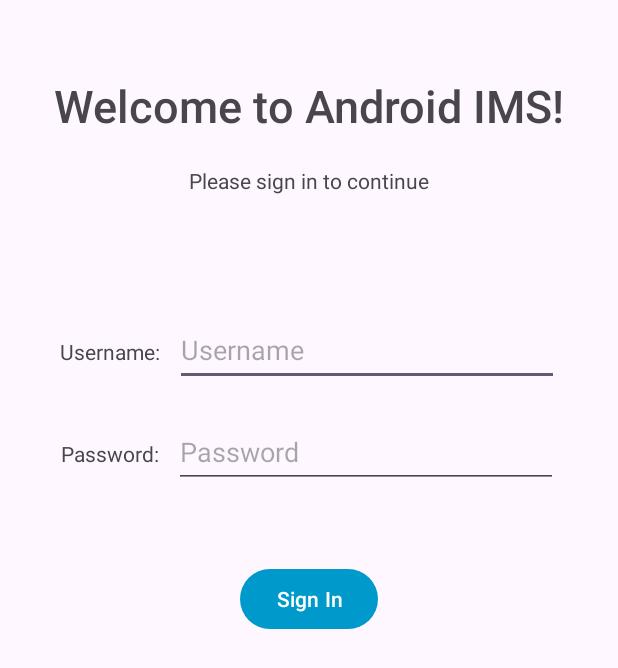
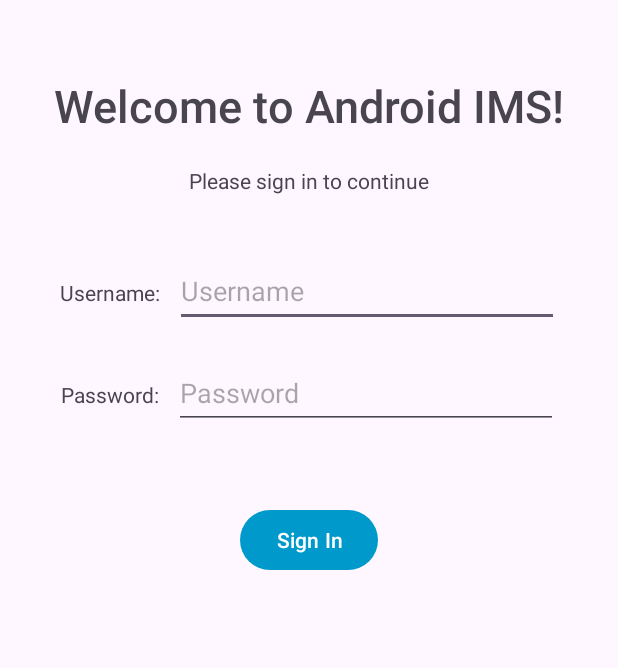
Before and after one commit to TechyScientist/InventorySystem-Android, an Android app: the layout activity_main.xml on its own in the app's theme, with its tools: preview values and no code run, on a phone screen of 412 x 824 dp. Shown: the top 668 px of the screen. Run offline under Robolectric (Android 15) with nearby library versions, the phone set to English and light mode, and no system bars.

Commit message:
Make error text red and not showing by default

```diff
--- a/app/src/main/res/layout/activity_main.xml
+++ b/app/src/main/res/layout/activity_main.xml
@@ -34,6 +34,8 @@
         android:layout_width="wrap_content"
         android:layout_height="wrap_content"
         android:id="@+id/tvError"
+        android:visibility="gone"
+        android:textColor="@android:color/holo_red_dark"
         android:layout_marginTop="20dp"
         app:layout_constraintEnd_toEndOf="parent"
         app:layout_constraintStart_toStartOf="parent"
```
